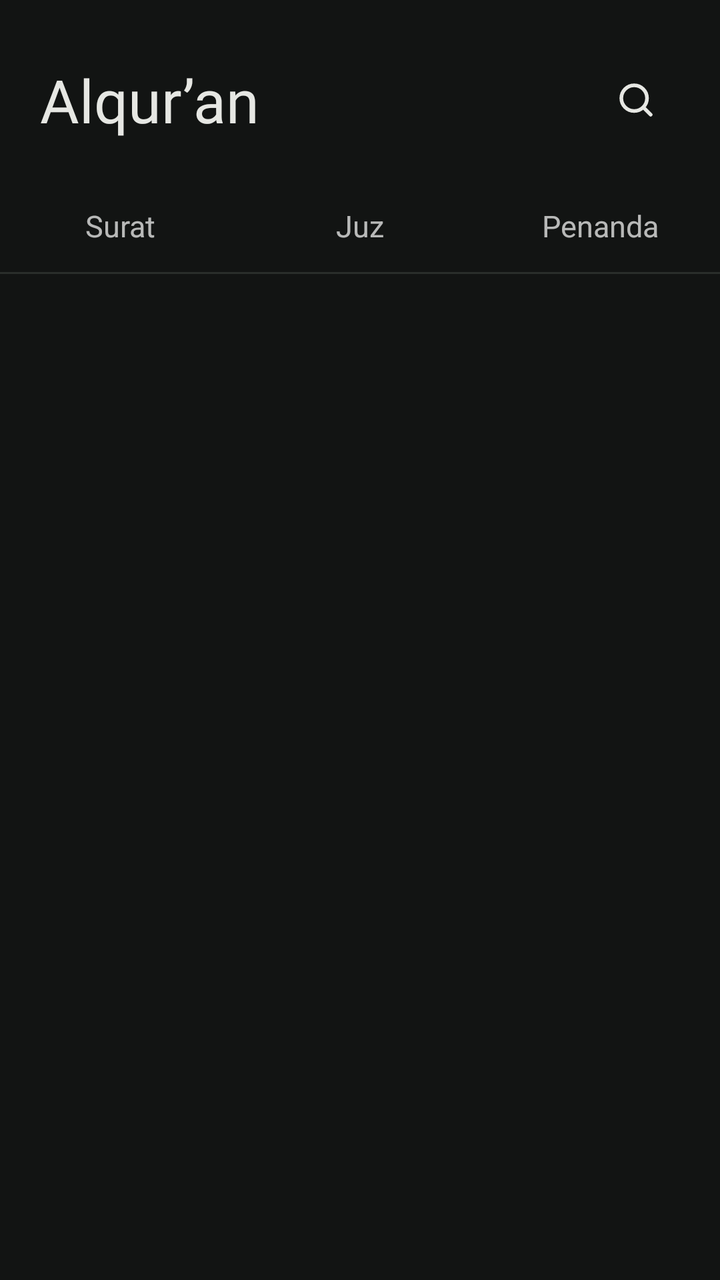
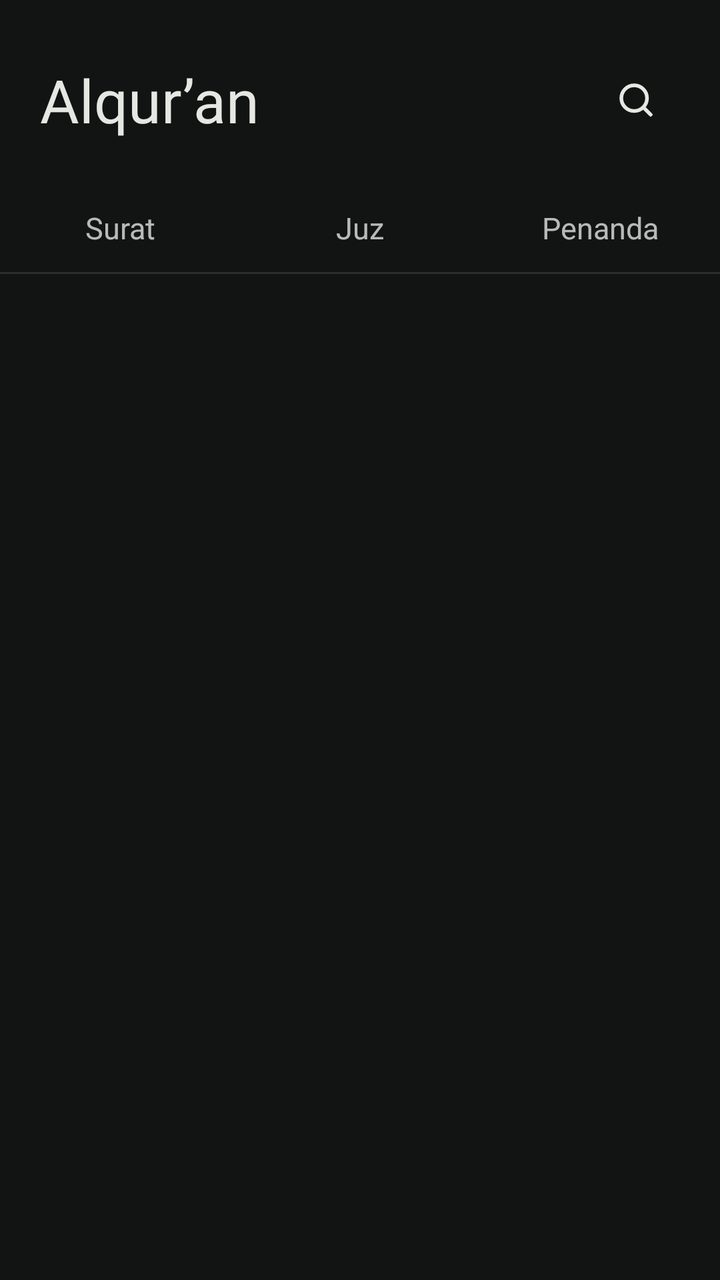

Before-and-after screenshots of an Android layout around one commit, followed by the original layout XML and the change that was made.
<!-- AndroidManifest.xml: application theme Theme.Alquran -->
<!-- res/layout/activity_main.xml -->
<?xml version="1.0" encoding="utf-8"?>
<LinearLayout xmlns:android="http://schemas.android.com/apk/res/android"
    android:layout_width="match_parent"
    android:layout_height="match_parent"
    android:background="@color/bg"
    android:orientation="vertical">

    <LinearLayout
        android:layout_width="match_parent"
        android:layout_height="wrap_content"
        android:gravity="center_vertical"
        android:orientation="horizontal"
        android:paddingStart="20dp"
        android:paddingTop="28dp"
        android:paddingEnd="20dp"
        android:paddingBottom="20dp">

        <TextView
            android:layout_width="0dp"
            android:layout_height="wrap_content"
            android:layout_weight="1"
            android:fontFamily="@font/cardo_bold"
            android:text="@string/app_name"
            android:textColor="@color/text"
            android:textSize="30sp" />

        <ImageButton
            android:layout_width="44dp"
            android:layout_height="44dp"
            android:background="@drawable/bg_ripple"
            android:contentDescription="@string/cari_surat"
            android:src="@drawable/ic_search" />
    </LinearLayout>

    <LinearLayout
        android:layout_width="match_parent"
        android:layout_height="44dp"
        android:orientation="horizontal">

        <LinearLayout
            android:id="@+id/tab_surat"
            android:layout_width="0dp"
            android:layout_height="match_parent"
            android:layout_weight="1"
            android:orientation="vertical">

            <TextView
                android:layout_width="match_parent"
                android:layout_height="0dp"
                android:layout_weight="1"
                android:gravity="center"
                android:text="@string/tab_surat"
                android:textSize="15sp" />

            <View
                android:layout_width="match_parent"
                android:layout_height="2dp" />
        </LinearLayout>

        <LinearLayout
            android:id="@+id/tab_juz"
            android:layout_width="0dp"
            android:layout_height="match_parent"
            android:layout_weight="1"
            android:orientation="vertical">

            <TextView
                android:layout_width="match_parent"
                android:layout_height="0dp"
                android:layout_weight="1"
                android:gravity="center"
                android:text="@string/tab_juz"
                android:textSize="15sp" />

            <View
                android:layout_width="match_parent"
                android:layout_height="2dp" />
        </LinearLayout>

        <LinearLayout
            android:id="@+id/tab_penanda"
            android:layout_width="0dp"
            android:layout_height="match_parent"
            android:layout_weight="1"
            android:orientation="vertical">

            <TextView
                android:layout_width="match_parent"
                android:layout_height="0dp"
                android:layout_weight="1"
                android:gravity="center"
                android:text="@string/tab_penanda"
                android:textSize="15sp" />

            <View
                android:layout_width="match_parent"
                android:layout_height="2dp" />
        </LinearLayout>
    </LinearLayout>

    <View
        android:layout_width="match_parent"
        android:layout_height="1dp"
        android:background="@color/line" />

    <FrameLayout
        android:layout_width="match_parent"
        android:layout_height="0dp"
        android:layout_weight="1">

        <androidx.recyclerview.widget.RecyclerView
            android:id="@+id/list"
            android:layout_width="match_parent"
            android:layout_height="match_parent" />

        <TextView
            android:id="@+id/empty"
            android:layout_width="match_parent"
            android:layout_height="wrap_content"
            android:layout_gravity="center"
            android:gravity="center"
            android:padding="32dp"
            android:textColor="@color/muted"
            android:textSize="15sp"
            android:visibility="gone" />
    </FrameLayout>
</LinearLayout>
<!-- resources referenced by this layout -->
<resources>
  <color name="bg">#121413</color>
  <color name="line">#2A2E2B</color>
  <color name="muted">#8B908C</color>
  <color name="text">#E6E7E3</color>
  <!-- drawable bg_ripple (drawable) -->
  <?xml version="1.0" encoding="utf-8"?>
  <ripple xmlns:android="http://schemas.android.com/apk/res/android"
      android:color="@color/surface">
      <item android:id="@android:id/mask">
          <color android:color="@color/text" />
      </item>
  </ripple>
  <!-- drawable ic_search (drawable) -->
  <?xml version="1.0" encoding="utf-8"?>
  <vector xmlns:android="http://schemas.android.com/apk/res/android"
      android:width="22dp"
      android:height="22dp"
      android:viewportWidth="24"
      android:viewportHeight="24">
      <path
          android:pathData="M11,4a7,7 0 1,0 0,14a7,7 0 1,0 0,-14M20,20l-3.5,-3.5"
          android:strokeColor="@color/text"
          android:strokeWidth="2"
          android:strokeLineCap="round"
          android:strokeLineJoin="round" />
  </vector>
  <string name="app_name">Alqur’an</string>
  <string name="cari_surat">Cari surat</string>
  <string name="tab_juz">Juz</string>
  <string name="tab_penanda">Penanda</string>
  <string name="tab_surat">Surat</string>
  <style name="Theme.Alquran" parent="Theme.AppCompat.NoActionBar">
          <item name="android:windowBackground">@color/bg</item>
          <item name="android:statusBarColor">@color/bg</item>
          <item name="android:navigationBarColor">@color/bg</item>
          <item name="android:windowLightStatusBar">false</item>
      </style>
  <color name="surface">#1A1D1B</color>
</resources>

<!-- the commit's change to res/layout/activity_main.xml (unified diff, before → after) -->
@@ -32,96 +32,70 @@
             android:src="@drawable/ic_search" />
     </LinearLayout>
 
-    <LinearLayout
+    <FrameLayout
+        android:id="@+id/tab_area"
         android:layout_width="match_parent"
         android:layout_height="44dp"
-        android:orientation="horizontal">
+        android:clipChildren="false"
+        android:clipToPadding="false"
+        android:elevation="2dp">
 
         <LinearLayout
-            android:id="@+id/tab_surat"
-            android:layout_width="0dp"
+            android:id="@+id/tab_row"
+            android:layout_width="match_parent"
             android:layout_height="match_parent"
-            android:layout_weight="1"
-            android:orientation="vertical">
+            android:clipChildren="false"
+            android:orientation="horizontal">
 
             <TextView
-                android:layout_width="match_parent"
-                android:layout_height="0dp"
+                android:id="@+id/tab_surat"
+                android:layout_width="0dp"
+                android:layout_height="match_parent"
                 android:layout_weight="1"
+                android:background="@drawable/bg_tab"
                 android:gravity="center"
+                android:stateListAnimator="@animator/tab_press"
                 android:text="@string/tab_surat"
                 android:textSize="15sp" />
-
-            <View
-                android:layout_width="match_parent"
-                android:layout_height="2dp" />
+            <TextView
+                android:id="@+id/tab_juz"
+                android:layout_width="0dp"
+                android:layout_height="match_parent"
+                android:layout_weight="1"
+                android:background="@drawable/bg_tab"
+                android:gravity="center"
+                android:stateListAnimator="@animator/tab_press"
+                android:text="@string/tab_juz"
+                android:textSize="15sp" />
+            <TextView
+                android:id="@+id/tab_penanda"
+                android:layout_width="0dp"
+                android:layout_height="match_parent"
+                android:layout_weight="1"
+                android:background="@drawable/bg_tab"
+                android:gravity="center"
+                android:stateListAnimator="@animator/tab_press"
+                android:text="@string/tab_penanda"
+                android:textSize="15sp" />
         </LinearLayout>
 
-        <LinearLayout
-            android:id="@+id/tab_juz"
+        
+        <View
+            android:id="@+id/tab_indicator"
             android:layout_width="0dp"
-            android:layout_height="match_parent"
-            android:layout_weight="1"
-            android:orientation="vertical">
-
-            <TextView
-                android:layout_width="match_parent"
-                android:layout_height="0dp"
-                android:layout_weight="1"
-                android:gravity="center"
-                android:text="@string/tab_juz"
-                android:textSize="15sp" />
-
-            <View
-                android:layout_width="match_parent"
-                android:layout_height="2dp" />
-        </LinearLayout>
-
-        <LinearLayout
-            android:id="@+id/tab_penanda"
-            android:layout_width="0dp"
-            android:layout_height="match_parent"
-            android:layout_weight="1"
-            android:orientation="vertical">
-
-            <TextView
-                android:layout_width="match_parent"
-                android:layout_height="0dp"
-                android:layout_weight="1"
-                android:gravity="center"
-                android:text="@string/tab_penanda"
-                android:textSize="15sp" />
-
-            <View
-                android:layout_width="match_parent"
-                android:layout_height="2dp" />
-        </LinearLayout>
-    </LinearLayout>
+            android:layout_height="2dp"
+            android:layout_gravity="bottom"
+            android:background="@color/accent" />
+    </FrameLayout>
 
     <View
         android:layout_width="match_parent"
         android:layout_height="1dp"
         android:background="@color/line" />
 
-    <FrameLayout
+    <androidx.viewpager2.widget.ViewPager2
+        android:id="@+id/pager"
         android:layout_width="match_parent"
         android:layout_height="0dp"
-        android:layout_weight="1">
-
-        <androidx.recyclerview.widget.RecyclerView
-            android:id="@+id/list"
-            android:layout_width="match_parent"
-            android:layout_height="match_parent" />
-
-        <TextView
-            android:id="@+id/empty"
-            android:layout_width="match_parent"
-            android:layout_height="wrap_content"
-            android:layout_gravity="center"
-            android:gravity="center"
-            android:padding="32dp"
-            android:textColor="@color/muted"
-            android:textSize="15sp"
-            android:visibility="gone" />
-    </FrameLayout>
+        android:layout_weight="1" />
 </LinearLayout>
<!-- resource entries referenced after the edit -->
@@ -1,8 +1,8 @@
 <!-- resources referenced by this layout -->
 <resources>
+  <color name="accent">#7FA487</color>
   <color name="bg">#121413</color>
   <color name="line">#2A2E2B</color>
-  <color name="muted">#8B908C</color>
   <color name="text">#E6E7E3</color>
   <!-- drawable bg_ripple (drawable) -->
   <?xml version="1.0" encoding="utf-8"?>
@@ -10,6 +10,25 @@
       android:color="@color/surface">
       <item android:id="@android:id/mask">
           <color android:color="@color/text" />
+      </item>
+  </ripple>
+  <!-- drawable bg_tab (drawable) -->
+  <?xml version="1.0" encoding="utf-8"?>
+  <ripple xmlns:android="http://schemas.android.com/apk/res/android"
+      android:color="#33FFFFFF">
+      <item>
+          <selector>
+              <item android:state_pressed="true">
+                  <shape android:shape="rectangle">
+                      <solid android:color="@color/surface" />
+                  </shape>
+              </item>
+              <item>
+                  <shape android:shape="rectangle">
+                      <solid android:color="@color/bg" />
+                  </shape>
+              </item>
+          </selector>
       </item>
   </ripple>
   <!-- drawable ic_search (drawable) -->
